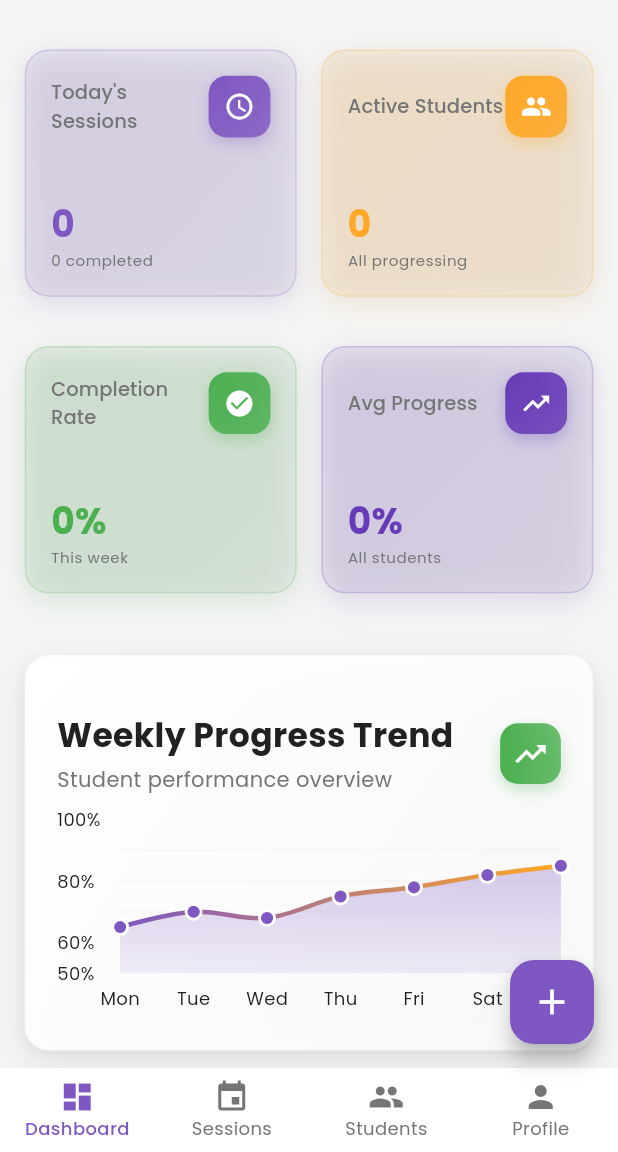
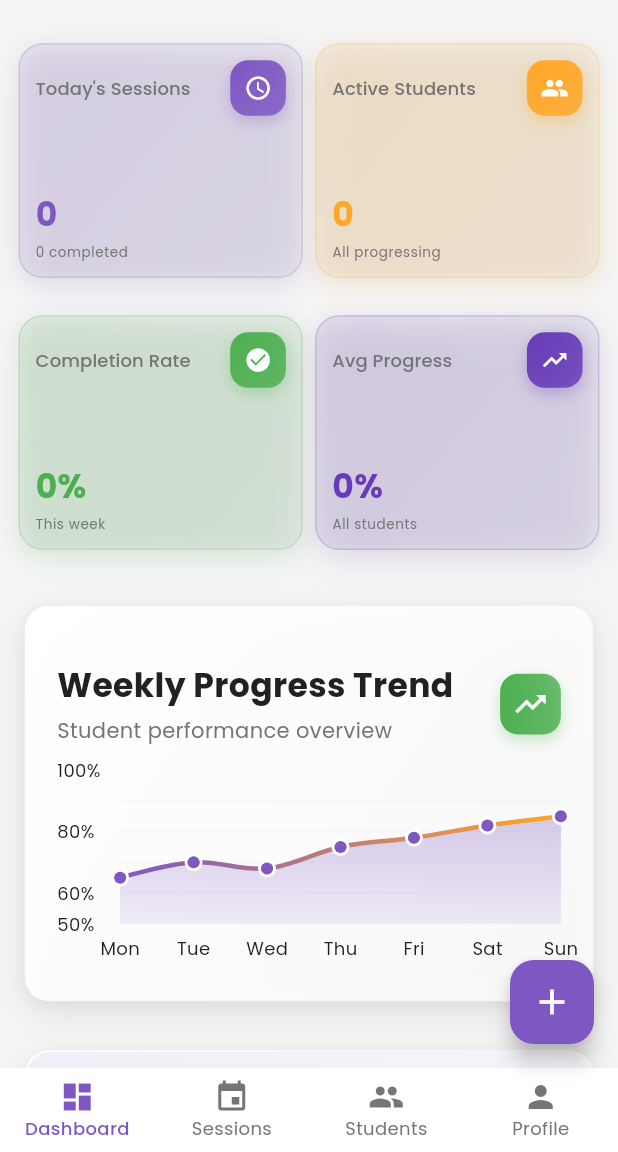
Before and after one commit to saran2006psg/autism_therapy, a Flutter app: the TherapistDashboard screen opened by its route, on a phone screen of 412 x 824 dp, the part 84-1236 px from its top. Run offline on Flutter 3.47's test engine with Material 3 defaults, Android fonts, the light colour scheme and no system bars; drawn by our look-alikes of fl_chart; our stand-ins replace cached_network_image, camera, cloud_firestore, connectivity_plus, firebase_auth, firebase_core and 6 more; missing offline and left inert: record; accounts and stored records are empty; network calls fail.

Commit message:
solved the pixal errors on the dashboard

```diff
--- a/lib/presentation/login_screen/widgets/register_link_widget.dart
+++ b/lib/presentation/login_screen/widgets/register_link_widget.dart
@@ -18,8 +18,8 @@ class RegisterLinkWidget extends StatelessWidget {
   Widget build(BuildContext context) {
     return Container(
       padding: EdgeInsets.symmetric(vertical: 2.h),
-      child: Row(
-        mainAxisAlignment: MainAxisAlignment.center,
+      child: Wrap(
+        alignment: WrapAlignment.center,
         children: [
           Text(
             isSignUpMode ? 'Already have an account? ' : 'New user? ',
--- a/lib/presentation/therapist_dashboard/widgets/metric_card_widget.dart
+++ b/lib/presentation/therapist_dashboard/widgets/metric_card_widget.dart
@@ -27,9 +27,8 @@ class MetricCardWidget extends StatelessWidget {
       onTap: onTap,
       onLongPress: onLongPress,
       child: Container(
-        width: 42.w,
-        height: 20.h,
-        margin: EdgeInsets.symmetric(horizontal: 2.w, vertical: 1.h),
+        height: 19.h, // Slightly increased to accommodate content
+        margin: EdgeInsets.symmetric(horizontal: 1.w, vertical: 0.5.h),
         decoration: BoxDecoration(
           gradient: LinearGradient(
             colors: [
@@ -58,7 +57,7 @@ class MetricCardWidget extends StatelessWidget {
           ],
         ),
         child: Padding(
-          padding: EdgeInsets.all(4.w),
+          padding: EdgeInsets.all(2.5.w), // Reduced padding
           child: Column(
             crossAxisAlignment: CrossAxisAlignment.start,
             mainAxisAlignment: MainAxisAlignment.spaceBetween,
@@ -72,7 +71,7 @@ class MetricCardWidget extends StatelessWidget {
                       title,
                       style: AppTheme.lightTheme.textTheme.titleSmall?.copyWith(
                         color: AppTheme.lightTheme.colorScheme.onSurfaceVariant,
-                        fontSize: 13,
+                        fontSize: 12, // Reduced font size
                         fontWeight: FontWeight.w500,
                       ),
                       maxLines: 2,
@@ -80,8 +79,8 @@ class MetricCardWidget extends StatelessWidget {
                     ),
                   ),
                   Container(
-                    width: 10.w,
-                    height: 10.w,
+                    width: 9.w, // Reduced size
+                    height: 9.w, // Reduced size
                     decoration: BoxDecoration(
                       gradient: LinearGradient(
                         colors: [
@@ -103,12 +102,12 @@ class MetricCardWidget extends StatelessWidget {
                     child: Icon(
                       _getIconForTitle(title),
                       color: Colors.white,
-                      size: 5.w,
+                      size: 4.5.w, // Reduced icon size
                     ),
                   ),
                 ],
               ),
-              SizedBox(height: 2.h),
+              SizedBox(height: 0.8.h), // Reduced spacing
               Flexible(
                 child: Column(
                   crossAxisAlignment: CrossAxisAlignment.start,
@@ -120,16 +119,17 @@ class MetricCardWidget extends StatelessWidget {
                           AppTheme.lightTheme.textTheme.headlineMedium?.copyWith(
                         fontWeight: FontWeight.w700,
                         color: color,
-                        fontSize: 24,
+                        fontSize: 22, // Reduced font size
                       ),
                       maxLines: 1,
                       overflow: TextOverflow.ellipsis,
                     ),
+                    SizedBox(height: 0.3.h), // Reduced spacing
                     Text(
                       subtitle,
                       style: AppTheme.lightTheme.textTheme.bodySmall?.copyWith(
                         color: AppTheme.lightTheme.colorScheme.onSurfaceVariant,
-                        fontSize: 10,
+                        fontSize: 9, // Reduced font size
                       ),
                       maxLines: 1,
                       overflow: TextOverflow.ellipsis,
```
Also changed, not shown: lib/presentation/login_screen/login_screen.dart (+14 -17 lines), lib/presentation/parent_dashboard/widgets/empty_state_widget.dart (+7 -1 lines), lib/presentation/parent_dashboard/widgets/upcoming_session_card_widget.dart (+8 -2 lines), lib/presentation/session_planning_screen/session_planning_screen.dart (+14 -10 lines), lib/presentation/therapist_dashboard/widgets/student_progress_card_widget.dart (+14 -11 lines).
